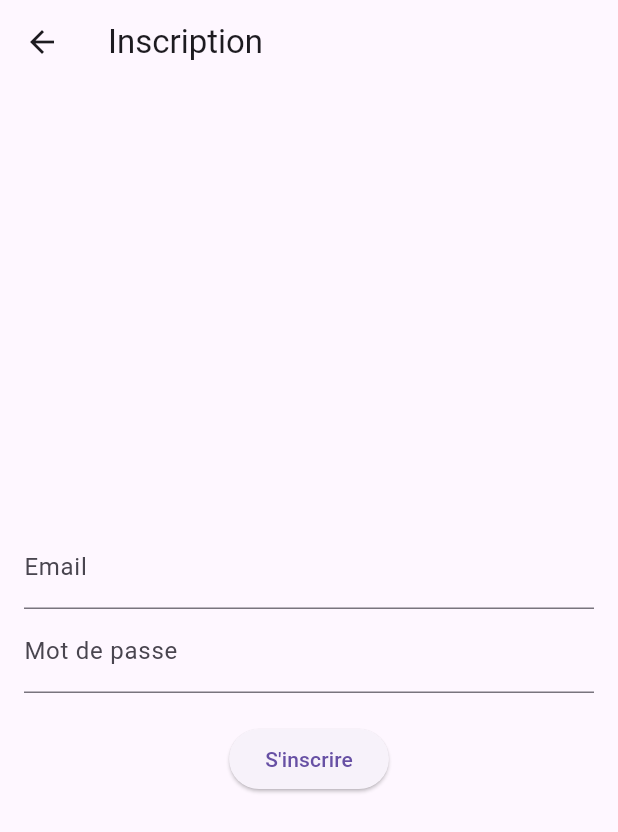
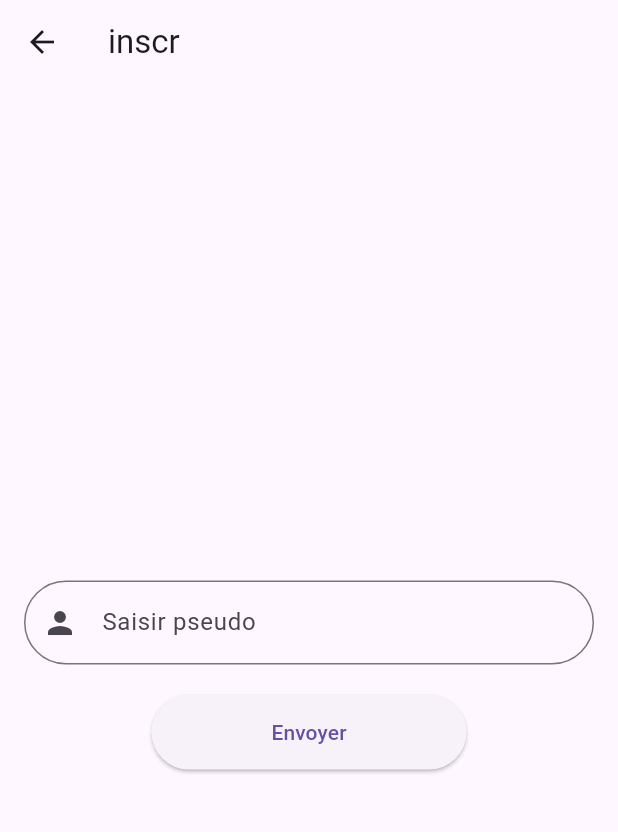
Before and after one commit to hadilhamdi01/ITeamHubFront, a Flutter app: the RegisterScreen screen opened by its route, after a tap on an icon or button, on a phone screen of 412 x 824 dp. Shown: the top 832 px of the screen. Run offline on Flutter 3.47's test engine with Material 3 defaults, Android fonts, the phone set to English and light mode, and no system bars; our stand-ins replace shared_preferences; accounts and stored records are empty; network calls fail.

Commit message:
Inscription step 1

```diff
--- a/lib/auth_service.dart
+++ b/lib/auth_service.dart
@@ -3,22 +3,37 @@ import 'package:http/http.dart' as http;
 import 'package:shared_preferences/shared_preferences.dart';
 
 class AuthService {
-  static const String apiUrl = 'http://192.168.1.15:3000';
-   Future<bool> register(String email, String password) async {
+  static const String apiUrl = 'http://localhost:3000';
+
+Future<bool> registerUser(
+    String email,
+    String password,
+    String pseudo,
+    String sexe,
+    List<String> centresInteretIds,
+  ) async {
+    print('Centres d\'intérêt sélectionnés : $centresInteretIds'); // Debug
     final url = Uri.parse('$apiUrl/register');
     final response = await http.post(
       url,
       headers: {'Content-Type': 'application/json'},
-      body: jsonEncode({'email': email, 'password': password}),
+      body: json.encode({
+        'email': email,
+        'password': password,
+        'pseudo': pseudo,
+        'sexe': sexe,
+        'centresInteret': centresInteretIds,
+      }),
     );
 
-    if (response.statusCode == 200) {
-      return true; // Succès
+    if (response.statusCode == 201) {
+      print('Utilisateur enregistré avec succès');
+      return true;
     } else {
-      return false; // Échec
+      print('Erreur lors de l\'enregistrement: ${response.body}');
+      return false;
     }
   }
-
 
   Future<bool> login(String email, String password) async {
     final response = await http.post(
--- a/lib/main.dart
+++ b/lib/main.dart
@@ -1,8 +1,12 @@
 import 'package:flutter/material.dart';
+import 'package:frontend/CentresInteretsScreen.dart';
 import 'package:frontend/PasswordResetScreen.dart';
+import 'package:frontend/pseudo.dart';
+import 'package:frontend/sexe.dart';
 import 'login_screen.dart';
 import 'register_screen.dart';
 import 'home_screen.dart';
+
 
 void main() {
   runApp(MyApp());
@@ -20,6 +24,10 @@ class MyApp extends StatelessWidget {
         '/register': (context) => RegisterScreen(),
         '/home': (context) => HomeScreen(),
         '/password-reset': (context) => PasswordResetScreen(),
+        '/pseudo': (context) => PseudoScreen(),
+        '/centres_interets':(context) => CentresInteretsScreen(),
+        '/sexe': (context) => SexeScreen(),
+
       },
     );
   }
--- /dev/null
+++ b/lib/pseudo.dart
@@ -0,0 +1,70 @@
+import 'package:flutter/material.dart';
+import 'auth_service.dart';
+
+class PseudoScreen extends StatefulWidget {
+  const PseudoScreen({super.key});
+
+  @override
+  _PseudoScreenState createState() => _PseudoScreenState();
+}
+
+class _PseudoScreenState extends State<PseudoScreen> {
+
+final TextEditingController _pseudoController = TextEditingController();
+
+  final AuthService _authService = AuthService();
+
+    void _goToSexeScreen(String email, String password) {
+    Navigator.pushNamed(
+      context,
+      '/sexe',
+      arguments: {
+        'email': email,
+        'password': password,
+        'pseudo': _pseudoController.text,
+      },
+    );
+  }
+  @override
+  Widget build(BuildContext context) {
+     final Map<String, String> args = ModalRoute.of(context)!.settings.arguments as Map<String, String>;
+    final String email = args['email']!;
+    final String password = args['password']!;
+
+    return Scaffold(
+      appBar: AppBar(title: Text('inscr')),
+      body: Padding(
+        padding: const EdgeInsets.all(16.0),
+        child: Column(
+          mainAxisAlignment: MainAxisAlignment.center,
+          children: [
+
+
+            SizedBox(height: 20),
+            TextField(
+              controller: _pseudoController,
+              decoration: InputDecoration(
+                hintText: 'Saisir pseudo',
+                prefixIcon: Icon(Icons.person),
+                border: OutlineInputBorder(
+                  borderRadius: BorderRadius.circular(30.0),
+                ),
+              ),
+            ),
+            SizedBox(height: 20),
+            ElevatedButton(
+            onPressed: () => _goToSexeScreen(email, password),
+              style: ElevatedButton.styleFrom(
+                padding: EdgeInsets.symmetric(horizontal: 80, vertical: 15),
+                shape: RoundedRectangleBorder(
+                  borderRadius: BorderRadius.circular(30.0),
+                ),
+              ),
+              child: Text('Envoyer'),
+            ),
+          ],
+        ),
+      ),
+    );
+  }
+}
--- a/lib/register_screen.dart
+++ b/lib/register_screen.dart
@@ -9,21 +9,20 @@ class RegisterScreen extends StatefulWidget {
 class _RegisterScreenState extends State<RegisterScreen> {
   final TextEditingController _emailController = TextEditingController();
   final TextEditingController _passwordController = TextEditingController();
+
   final AuthService _authService = AuthService();
 
-  void _register() async {
-    final email = _emailController.text.trim();
-    final password = _passwordController.text.trim();
-
-    final success = await _authService.register(email, password);
-    if (success) {
-      Navigator.pushReplacementNamed(context, '/login');
-    } else {
-      ScaffoldMessenger.of(context).showSnackBar(
-        SnackBar(content: Text('Échec de l\'inscription. Veuillez réessayer.')),
-      );
-    }
-  }
+// RegisterScreen.dart
+void _goToPseudoScreen() {
+  Navigator.pushNamed(
+    context,
+    '/pseudo',
+    arguments: {
+      'email': _emailController.text,
+      'password': _passwordController.text,
+    },
+  );
+}
 
   @override
   Widget build(BuildContext context) {
@@ -43,9 +42,10 @@ class _RegisterScreenState extends State<RegisterScreen> {
               decoration: InputDecoration(labelText: 'Mot de passe'),
               obscureText: true,
             ),
+
             SizedBox(height: 20),
             ElevatedButton(
-              onPressed: _register,
+              onPressed: _goToPseudoScreen,
               child: Text('S\'inscrire'),
             ),
           ],
```
Also changed, not shown: lib/CentresInteretsScreen.dart (added, +101 -0 lines), lib/sexe.dart (added, +55 -0 lines).
